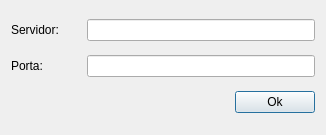
dsgoficial/SAP_Gerente, file uis/addFmeServerForm.ui: the form before one commit.
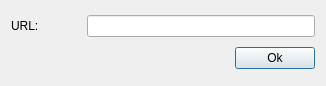
The form after the commit.

```diff
--- a/uis/addFmeServerForm.ui
+++ b/uis/addFmeServerForm.ui
@@ -7,14 +7,47 @@
     <x>0</x>
     <y>0</y>
     <width>326</width>
-    <height>135</height>
+    <height>86</height>
    </rect>
   </property>
   <property name="windowTitle">
    <string>Adicionar Servidor Fme</string>
   </property>
   <layout class="QGridLayout" name="gridLayout">
-   <item row="2" column="0">
+   <item row="1" column="1">
+    <widget class="QPushButton" name="okBtn">
+     <property name="text">
+      <string>Ok</string>
+     </property>
+    </widget>
+   </item>
+   <item row="0" column="0" colspan="2">
+    <layout class="QHBoxLayout" name="horizontalLayout_5">
+     <item>
+      <widget class="QLabel" name="label_5">
+       <property name="sizePolicy">
+        <sizepolicy hsizetype="Minimum" vsizetype="Preferred">
+         <horstretch>0</horstretch>
+         <verstretch>0</verstretch>
+        </sizepolicy>
+       </property>
+       <property name="minimumSize">
+        <size>
+         <width>70</width>
+         <height>0</height>
+        </size>
+       </property>
+       <property name="text">
+        <string>URL:</string>
+       </property>
+      </widget>
+     </item>
+     <item>
+      <widget class="QLineEdit" name="urlLe"/>
+     </item>
+    </layout>
+   </item>
+   <item row="1" column="0">
     <spacer name="horizontalSpacer">
      <property name="orientation">
       <enum>Qt::Horizontal</enum>
@@ -27,65 +60,6 @@
      </property>
     </spacer>
    </item>
-   <item row="0" column="0" colspan="2">
-    <layout class="QHBoxLayout" name="horizontalLayout_5">
-     <item>
-      <widget class="QLabel" name="label_5">
-       <property name="sizePolicy">
-        <sizepolicy hsizetype="Minimum" vsizetype="Preferred">
-         <horstretch>0</horstretch>
-         <verstretch>0</verstretch>
-        </sizepolicy>
-       </property>
-       <property name="minimumSize">
-        <size>
-         <width>70</width>
-         <height>0</height>
-        </size>
-       </property>
-       <property name="text">
-        <string>Servidor:</string>
-       </property>
-      </widget>
-     </item>
-     <item>
-      <widget class="QLineEdit" name="serverLe"/>
-     </item>
-    </layout>
-   </item>
-   <item row="1" column="0" colspan="2">
-    <layout class="QHBoxLayout" name="horizontalLayout_2">
-     <item>
-      <widget class="QLabel" name="label_2">
-       <property name="sizePolicy">
-        <sizepolicy hsizetype="Minimum" vsizetype="Preferred">
-         <horstretch>0</horstretch>
-         <verstretch>0</verstretch>
-        </sizepolicy>
-       </property>
-       <property name="minimumSize">
-        <size>
-         <width>70</width>
-         <height>0</height>
-        </size>
-       </property>
-       <property name="text">
-        <string>Porta:</string>
-       </property>
-      </widget>
-     </item>
-     <item>
-      <widget class="QLineEdit" name="portLe"/>
-     </item>
-    </layout>
-   </item>
-   <item row="2" column="1">
-    <widget class="QPushButton" name="okBtn">
-     <property name="text">
-      <string>Ok</string>
-     </property>
-    </widget>
-   </item>
   </layout>
  </widget>
  <tabstops>
```
Left out of the diff: 3 changed lines with no effect on the pictures.
